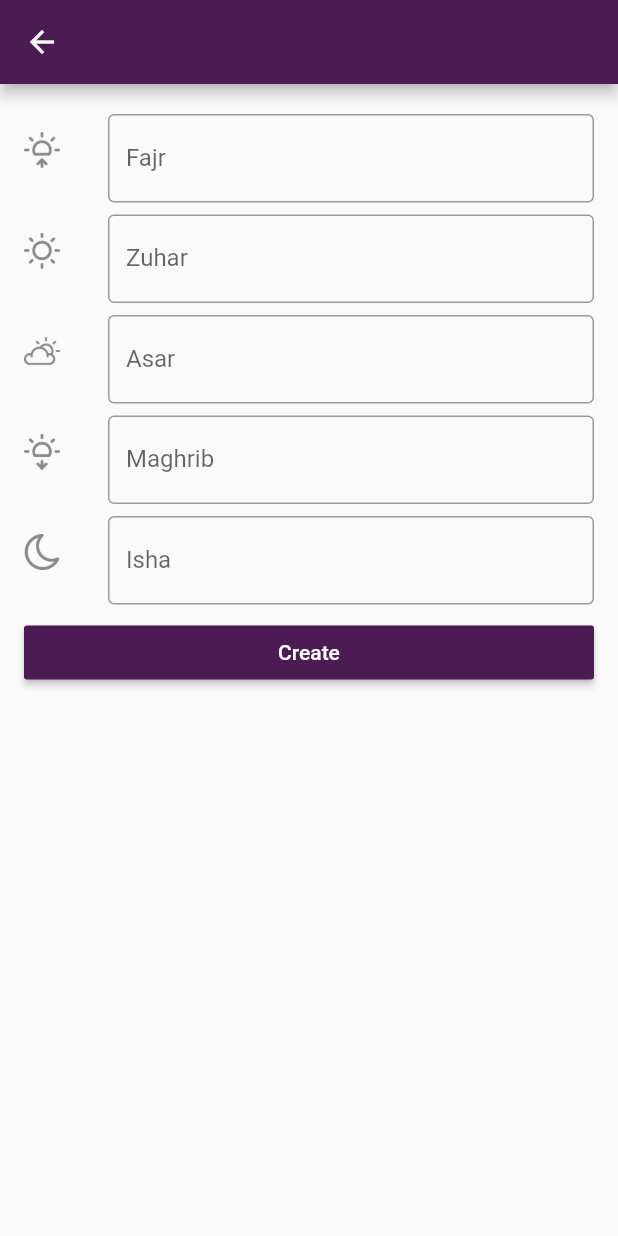
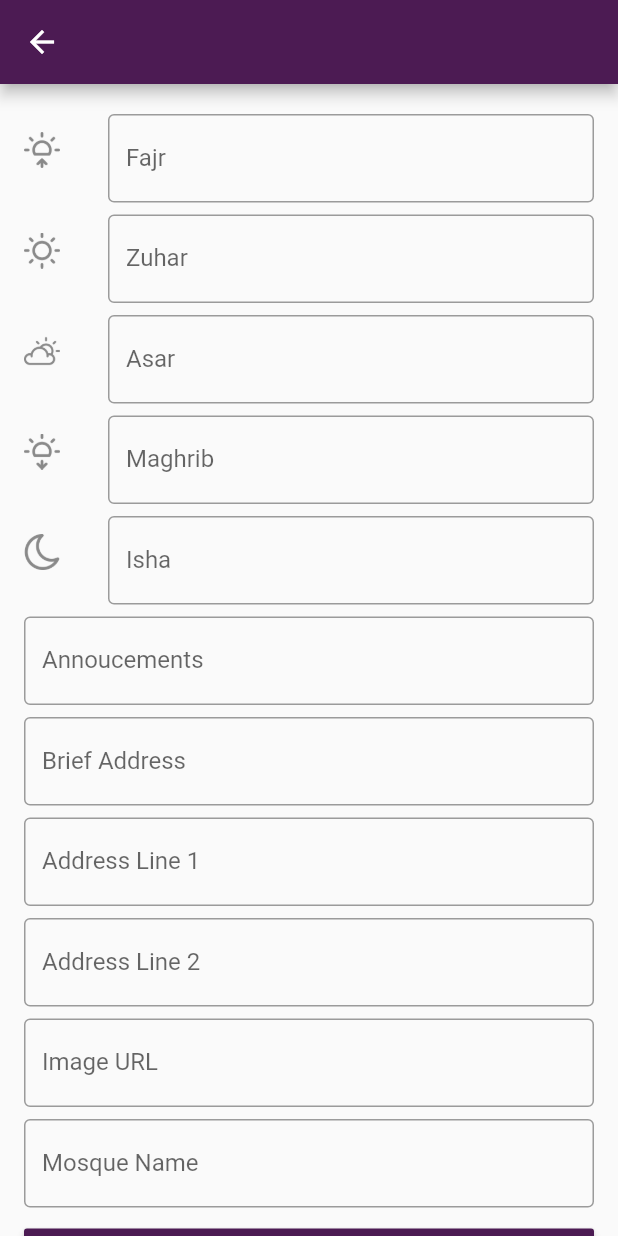
Before and after one commit to tahaali54/jamaat_timings, a Flutter app: the UpdatePage screen opened directly with sample values from the repository, on a phone screen of 412 x 824 dp. Run offline on Flutter 3.47's test engine with Material 2 defaults, Android fonts, the phone set to English and light mode, and no system bars; our stand-ins replace cached_network_image, cloud_firestore, shared_preferences, sqflite; accounts and stored records are empty.

Commit message:
fields for new mosque creation

```diff
--- a/lib/update_page.dart
+++ b/lib/update_page.dart
@@ -47,6 +47,14 @@ class MosqueDetailFormState extends State<MosqueDetailForm> {
   TextEditingController _maghribController = TextEditingController();
   TextEditingController _ishaController = TextEditingController();
 
+  TextEditingController _briefAddrCtrl = TextEditingController();
+  TextEditingController _addrL1Ctrl = TextEditingController();
+  TextEditingController _addrL2Ctrl = TextEditingController();
+  TextEditingController _imgUrlCtrl = TextEditingController();
+  TextEditingController _nameController = TextEditingController();
+  TextEditingController _extraController = TextEditingController();
+
+
   bool _isLoading = false;
 
   @override
@@ -72,6 +80,13 @@ class MosqueDetailFormState extends State<MosqueDetailForm> {
   }
 
   String _validateTimings(String value) {
+    if (value.isEmpty) {
+      return 'Please enter some text';
+    }
+    return null;
+  }
+
+  String _validateAddress(String value) {
     if (value.isEmpty) {
       return 'Please enter some text';
     }
@@ -123,6 +138,54 @@ class MosqueDetailFormState extends State<MosqueDetailForm> {
           decoration: InputDecoration(
               labelText: 'Isha', hintText: 'Enter timings (e.g. 10:00 pm)'),
           validator: (value) => _validateTimings(value),
+        ),
+      ),
+      widget._isUpdate ? Container() : ListTile(
+        title: TextFormField(
+          controller: _extraController,
+          decoration: InputDecoration(
+              labelText: 'Annoucements', hintText: 'Extra field for announcments'),
+          validator: (value) => _validateAddress(value),
+        ),
+      ),
+      widget._isUpdate ? Container() : ListTile(
+        title: TextFormField(
+          controller: _briefAddrCtrl,
+          decoration: InputDecoration(
+              labelText: 'Brief Address', hintText: 'Enter area name'),
+          validator: (value) => _validateAddress(value),
+        ),
+      ),
+      widget._isUpdate ? Container() : ListTile(
+        title: TextFormField(
+          controller: _addrL1Ctrl,
+          decoration: InputDecoration(
+              labelText: 'Address Line 1', hintText: 'Enter address specifics'),
+          validator: (value) => _validateAddress(value),
+        ),
+      ),
+      widget._isUpdate ? Container() : ListTile(
+        title: TextFormField(
+          controller: _addrL2Ctrl,
+          decoration: InputDecoration(
+              labelText: 'Address Line 2', hintText: 'Enter address broadly'),
+          validator: (value) => _validateAddress(value),
+        ),
+      ),
+      widget._isUpdate ? Container() : ListTile(
+        title: TextFormField(
+          controller: _imgUrlCtrl,
+          decoration: InputDecoration(
+              labelText: 'Image URL', hintText: 'Web hosted image url ending with file type'),
+          validator: (value) => _validateAddress(value),
+        ),
+      ),
+      widget._isUpdate ? Container() : ListTile(
+        title: TextFormField(
+          controller: _nameController,
+          decoration: InputDecoration(
+              labelText: 'Mosque Name', hintText: 'Enter name of mosque'),
+          validator: (value) => _validateAddress(value),
         ),
       ),
       ListTile(
```
